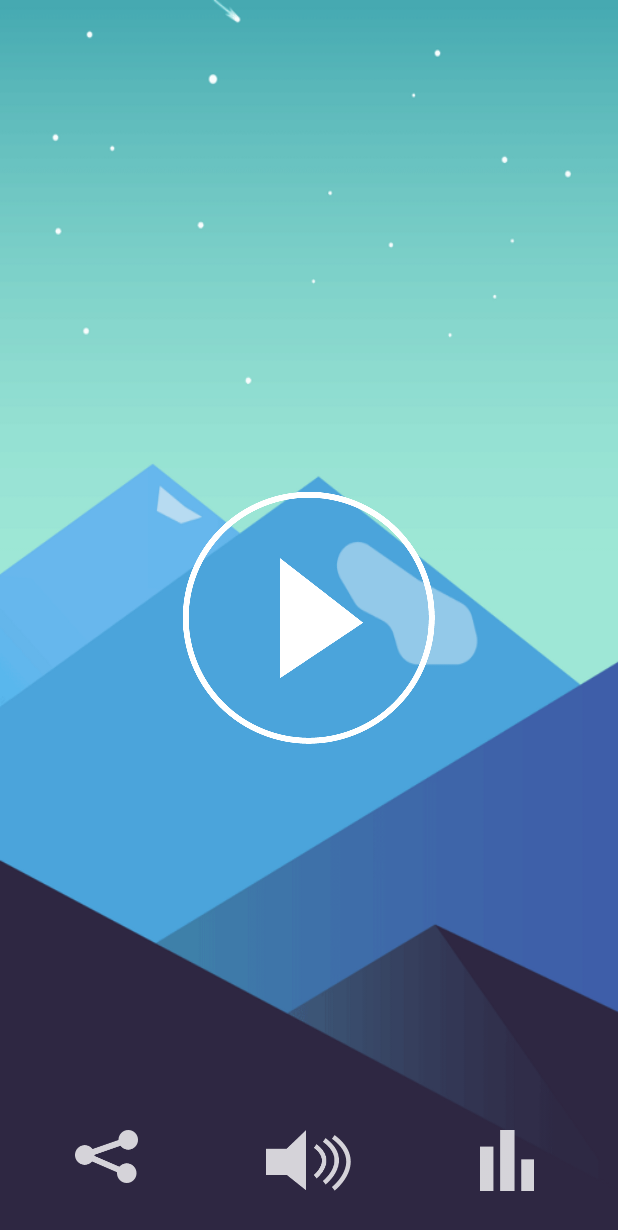
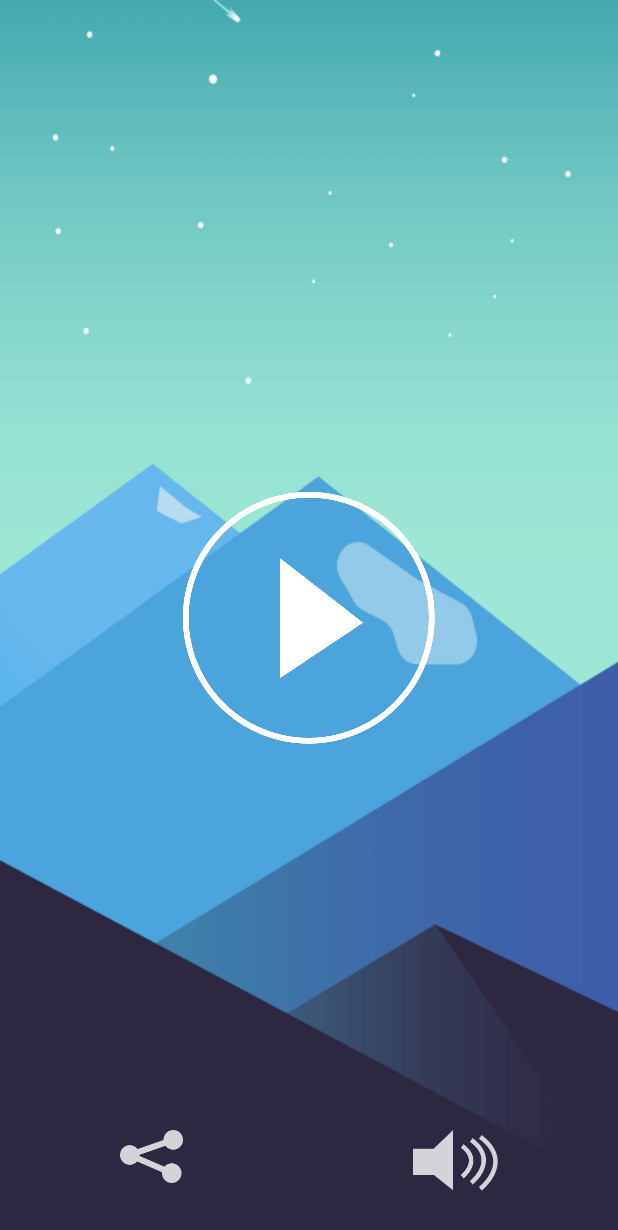
Before and after one commit to letien1912/FastAnswer, an Android app: the screen it shows after launch (StartActivity), on a phone screen of 412 x 824 dp. Shown: the top 1230 px of the screen. Run offline under Robolectric (Android 15) with nearby library versions, the phone set to English and light mode, and no system bars; Roboto replaces fonts that are not available here.

Commit message:
first release ver 1.1

```diff
--- a/app/src/main/res/layout/activity_starting.xml
+++ b/app/src/main/res/layout/activity_starting.xml
@@ -18,9 +18,8 @@
         android:layout_height="wrap_content"
         android:layout_alignParentBottom="true"
         android:paddingBottom="30dp"
-        android:paddingLeft="50dp"
-        android:paddingRight="50dp"
-        >
+        android:paddingLeft="80dp"
+        android:paddingRight="80dp" >
         <ImageView
             android:layout_width="wrap_content"
             android:layout_height="wrap_content"
@@ -31,7 +30,7 @@
         <ImageView
             android:layout_width="wrap_content"
             android:layout_height="wrap_content"
-            android:layout_centerHorizontal="true"
+            android:layout_alignParentEnd="true"
             android:src="@drawable/ic_sound"
             android:contentDescription="@string/change_sound_volume"
             android:onClick="ChangeSoundEvent"
@@ -43,6 +42,7 @@
             android:layout_alignBottom="@+id/button_sound"
             android:onClick="ViewScoreEvent"
             android:contentDescription="@string/score"
-            android:layout_alignParentEnd="true"/>
+            android:layout_alignParentEnd="true"
+            android:visibility="gone"/>
     </RelativeLayout>
 </RelativeLayout>
```
Also changed, not shown: app/src/main/java/AppDialog/GameOverDialog.java (+3 -4 lines), 3 other files.
